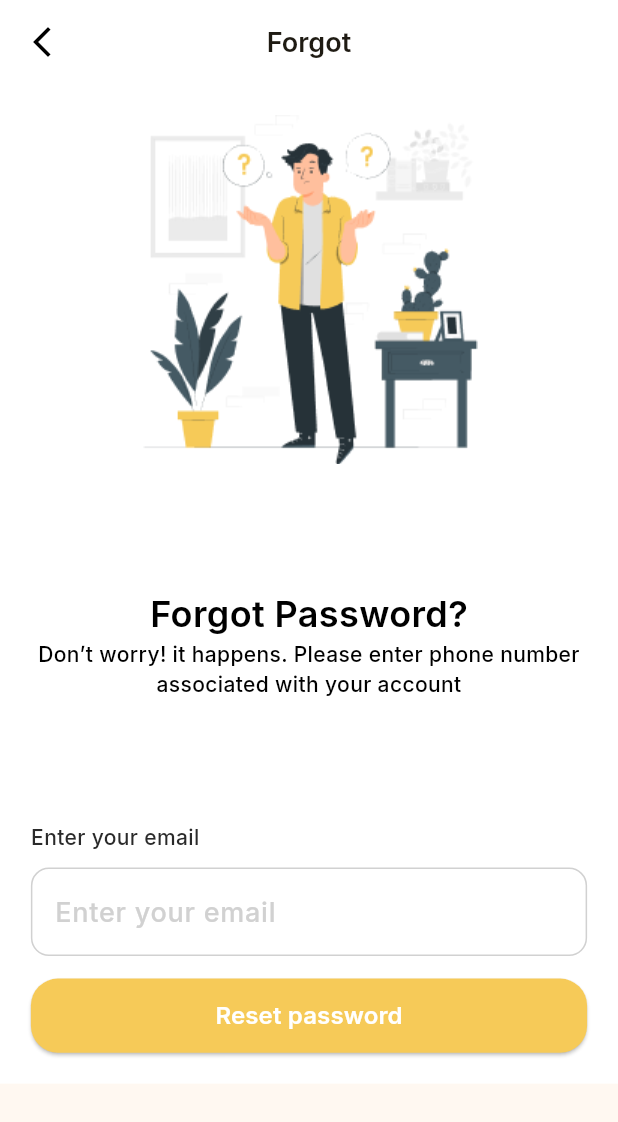
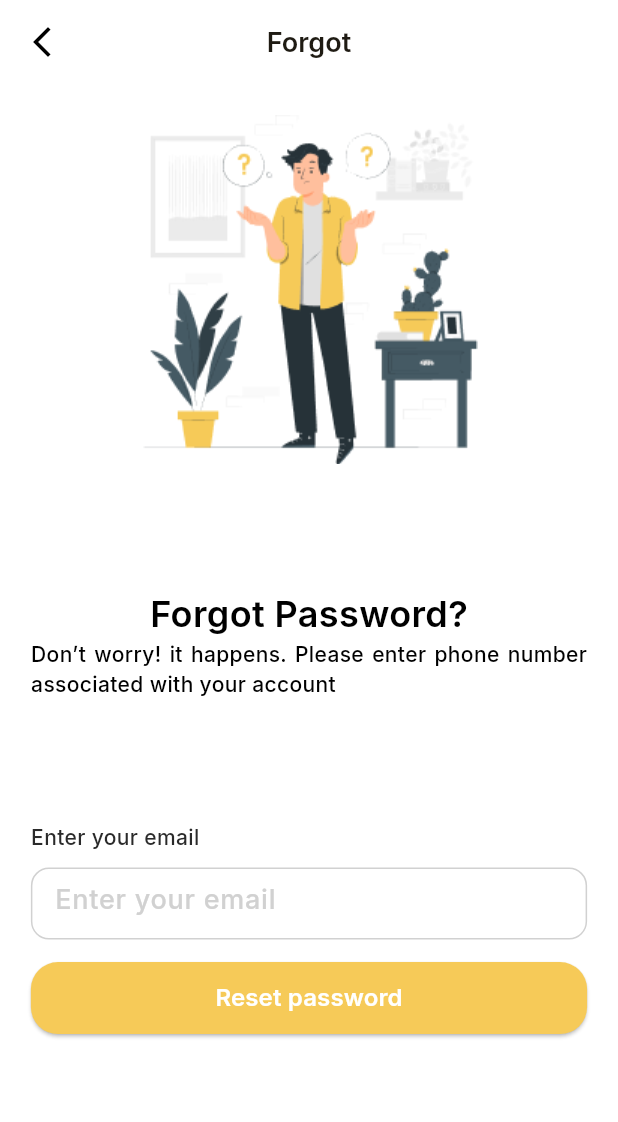
Before and after one commit to swillaus/synced-mobile-app, a Flutter app: the ForgotPasswordPage screen opened directly, on a phone screen of 412 x 824 dp. Shown: the top 1122 px of the screen. Run offline on Flutter 3.47's test engine with Material 3 defaults, Android fonts, the phone set to English and light mode, and no system bars; our stand-ins replace app_links, cached_network_image, dropdown_button2, flutter_onboarding_slider, flutter_otp_text_field, infinite_scroll_pagination and 7 more; missing offline and left inert: cunning_document_scanner, currency_picker, flutter_debouncer, is_first_run, otp_timer_button, syncfusion_flutter_pdfviewer; accounts and stored records are empty.

Commit message:
Feedback changes - 13/11/24

```diff
--- a/lib/screens/auth/forgot_password.dart
+++ b/lib/screens/auth/forgot_password.dart
@@ -52,9 +52,7 @@ class _ForgotPasswordPageState extends State<ForgotPasswordPage> {
             onPressed: () => Navigator.pop(context),
             icon: const Icon(Icons.arrow_back_ios_new, color: Colors.black)),
       ),
-      body: SingleChildScrollView(
-          physics: const AlwaysScrollableScrollPhysics(),
-          child: Container(
+      body: Container(
           padding: EdgeInsets.all(MediaQuery.of(context).size.width * 0.05),
           color: Colors.white,
           child: Column(
@@ -73,10 +71,11 @@ class _ForgotPasswordPageState extends State<ForgotPasswordPage> {
                           color: Colors.black,
                           fontWeight: FontWeight.w600)),
                 ),
-                    const Center(
+                const Align(
+                  alignment: Alignment.centerLeft,
                   child: Text(
                       'Don’t worry! it happens. Please enter phone number associated with your account',
-                          textAlign: TextAlign.center,
+                      textAlign: TextAlign.justify,
                       style: TextStyle(
                           fontSize: 14,
                           color: Colors.black,
@@ -89,7 +88,9 @@ class _ForgotPasswordPageState extends State<ForgotPasswordPage> {
                         fontSize: 14,
                         fontWeight: FontWeight.w500)),
                 const SizedBox(height: 10),
-                    TextFormField(
+                SizedBox(
+                  height: 48,
+                  child: TextFormField(
                     autovalidateMode: AutovalidateMode.onUnfocus,
                     validator: validateEmail,
                     controller: _emailController,
@@ -115,19 +116,18 @@ class _ForgotPasswordPageState extends State<ForgotPasswordPage> {
                             fontWeight: FontWeight.w500,
                             color: subHeadingColor)),
                   ),
+                ),
                 const SizedBox(height: 15),
                 ElevatedButton(
                   style: ButtonStyle(
                       shape: WidgetStatePropertyAll(RoundedRectangleBorder(
                           borderRadius: BorderRadius.circular(18.0))),
-                          fixedSize: WidgetStateProperty.all(Size(
-                              double.maxFinite,
-                              MediaQuery.of(context).size.height * 0.06)),
-                          backgroundColor:
-                              WidgetStateProperty.all(clickableColor)),
+                      fixedSize: WidgetStateProperty.all(
+                          const Size(double.maxFinite, 48)),
+                      backgroundColor: WidgetStateProperty.all(clickableColor)),
                   onPressed: () async {
-                        final resp = await ApiService.resetPassword(
-                            _emailController.text);
+                    final resp =
+                        await ApiService.resetPassword(_emailController.text);
                     if (resp['status'] != 0) {
                       print('Something went wrong');
                       return;
@@ -140,10 +140,9 @@ class _ForgotPasswordPageState extends State<ForgotPasswordPage> {
                                 child: Container(
                                   color: Colors.white,
                                   height:
-                                          MediaQuery.of(context).size.height *
-                                              0.35,
-                                      width: MediaQuery.of(context).size.width *
-                                          0.6,
+                                      MediaQuery.of(context).size.height * 0.35,
+                                  width:
+                                      MediaQuery.of(context).size.width * 0.6,
                                   child: Text(resp['message']),
                                 ),
                               ),
@@ -155,8 +154,7 @@ class _ForgotPasswordPageState extends State<ForgotPasswordPage> {
                                             MaterialPageRoute(
                                                 builder: (context) =>
                                                     const LoginPage()),
-                                                (Route<dynamic> route) =>
-                                                    false),
+                                            (Route<dynamic> route) => false),
                                     child: const Text('Ok'))
                               ],
                             ));
@@ -169,7 +167,7 @@ class _ForgotPasswordPageState extends State<ForgotPasswordPage> {
                         fontWeight: FontWeight.w600),
                   ),
                 ),
-                  ]))),
+              ])),
     );
   }
 }
--- a/lib/utils/api_services.dart
+++ b/lib/utils/api_services.dart
@@ -460,7 +460,7 @@ class ApiService {
     request.body = json.encode({
       "organizationId": orgId,
       "userid": 211,
-      "id": "2aad3793-6ba5-4050-8289-40077d7f474d",
+      "id": reportId,
       "isSavedReport": true,
       "startDate": "1900-01-01",
       "endDate": "2048-01-01",
```
Also changed, not shown: lib/screens/expenses/update_expense_data.dart (+23 -11 lines), lib/screens/home/expenses_tab_screen.dart (+14 -8 lines), lib/screens/home/home_screen.dart (+11 -26 lines), lib/screens/transactions/transactions_tab_screen.dart (+30 -22 lines). Lines whose indentation alone changed are shown as unchanged.
